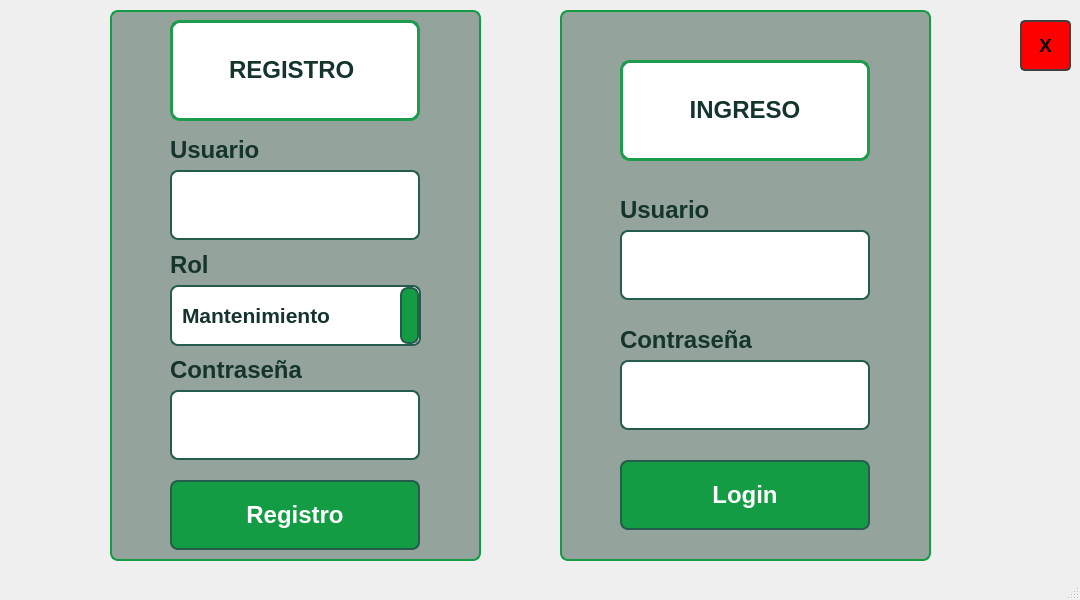
This is mainwindow.ui in WenceslaoFB/InterfazAGV_QT as Qt 5 draws it before an edit. The edited form follows.
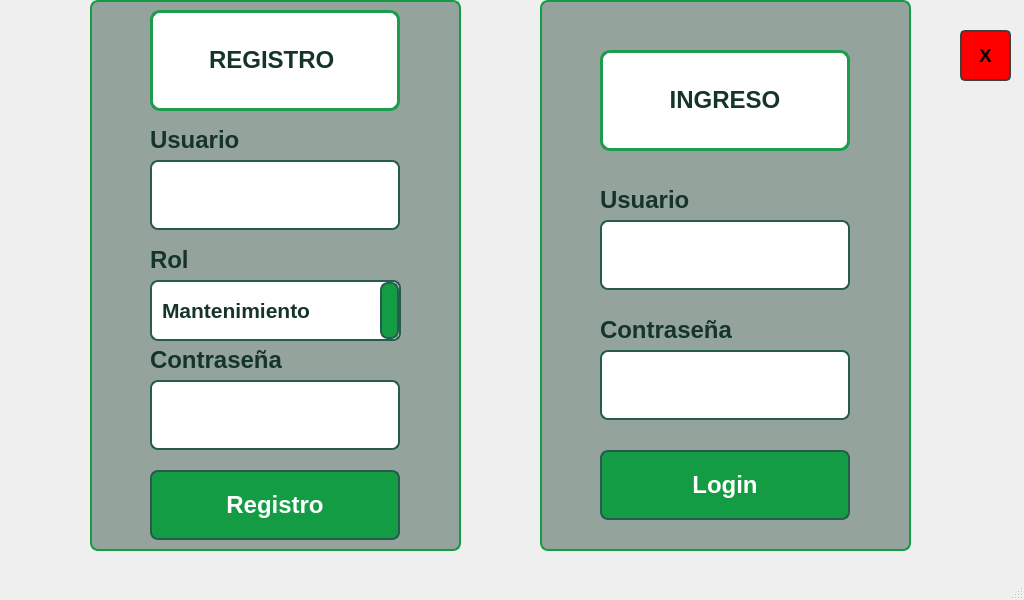
This is the edited form. The open tabs and pages were chosen to show the change.

Commit message: tamaño interfaz arreglado

Diff of the .ui file:
```diff
--- a/mainwindow.ui
+++ b/mainwindow.ui
@@ -6,7 +6,7 @@
    <rect>
     <x>0</x>
     <y>0</y>
-    <width>1080</width>
+    <width>1024</width>
     <height>600</height>
    </rect>
   </property>
@@ -19,7 +19,7 @@
      <rect>
       <x>10</x>
       <y>0</y>
-      <width>1071</width>
+      <width>1020</width>
       <height>571</height>
      </rect>
     </property>
@@ -2918,8 +2918,8 @@
      <widget class="QPushButton" name="back_but_LOGIN">
       <property name="geometry">
        <rect>
-        <x>1010</x>
-        <y>20</y>
+        <x>950</x>
+        <y>30</y>
         <width>51</width>
         <height>51</height>
        </rect>
@@ -2954,8 +2954,8 @@
      <widget class="QPushButton" name="BUT_REG">
       <property name="geometry">
        <rect>
-        <x>160</x>
-        <y>480</y>
+        <x>140</x>
+        <y>470</y>
         <width>250</width>
         <height>70</height>
        </rect>
@@ -2991,8 +2991,8 @@
      <widget class="QLabel" name="label_21">
       <property name="geometry">
        <rect>
-        <x>610</x>
-        <y>60</y>
+        <x>590</x>
+        <y>50</y>
         <width>250</width>
         <height>101</height>
        </rect>
@@ -3038,8 +3038,8 @@
      <widget class="QLineEdit" name="LINE_REG_USER">
       <property name="geometry">
        <rect>
-        <x>160</x>
-        <y>170</y>
+        <x>140</x>
+        <y>160</y>
         <width>250</width>
         <height>70</height>
        </rect>
@@ -3068,8 +3068,8 @@
      <widget class="QLineEdit" name="LINE_REG_CONT">
       <property name="geometry">
        <rect>
-        <x>160</x>
-        <y>390</y>
+        <x>140</x>
+        <y>380</y>
         <width>250</width>
         <height>70</height>
        </rect>
@@ -3101,8 +3101,8 @@
      <widget class="QLineEdit" name="LINE_LOG_CONT">
       <property name="geometry">
        <rect>
-        <x>610</x>
-        <y>360</y>
+        <x>590</x>
+        <y>350</y>
         <width>250</width>
         <height>70</height>
        </rect>
@@ -3134,8 +3134,8 @@
      <widget class="QLabel" name="label_22">
       <property name="geometry">
        <rect>
-        <x>160</x>
-        <y>20</y>
+        <x>140</x>
+        <y>10</y>
         <width>250</width>
         <height>101</height>
        </rect>
@@ -3181,8 +3181,8 @@
      <widget class="QPushButton" name="BUT_LOG">
       <property name="geometry">
        <rect>
-        <x>610</x>
-        <y>460</y>
+        <x>590</x>
+        <y>450</y>
         <width>250</width>
         <height>70</height>
        </rect>
@@ -3218,8 +3218,8 @@
      <widget class="QLineEdit" name="LINE_LOG_USER">
       <property name="geometry">
        <rect>
-        <x>610</x>
-        <y>230</y>
+        <x>590</x>
+        <y>220</y>
         <width>250</width>
         <height>70</height>
        </rect>
@@ -3248,8 +3248,8 @@
      <widget class="QLabel" name="label_23">
       <property name="geometry">
        <rect>
-        <x>160</x>
-        <y>130</y>
+        <x>140</x>
+        <y>120</y>
         <width>191</width>
         <height>41</height>
        </rect>
@@ -3261,8 +3261,8 @@
      <widget class="QLabel" name="label_24">
       <property name="geometry">
        <rect>
-        <x>160</x>
-        <y>350</y>
+        <x>140</x>
+        <y>340</y>
         <width>211</width>
         <height>41</height>
        </rect>
@@ -3274,8 +3274,8 @@
      <widget class="QLabel" name="label_25">
       <property name="geometry">
        <rect>
-        <x>610</x>
-        <y>190</y>
+        <x>590</x>
+        <y>180</y>
         <width>191</width>
         <height>41</height>
        </rect>
@@ -3287,8 +3287,8 @@
      <widget class="QLabel" name="label_26">
       <property name="geometry">
        <rect>
-        <x>610</x>
-        <y>320</y>
+        <x>590</x>
+        <y>310</y>
         <width>211</width>
         <height>41</height>
        </rect>
@@ -3300,8 +3300,8 @@
      <widget class="QLabel" name="label_27">
       <property name="geometry">
        <rect>
-        <x>160</x>
-        <y>245</y>
+        <x>140</x>
+        <y>240</y>
         <width>191</width>
         <height>41</height>
        </rect>
@@ -3313,8 +3313,8 @@
      <widget class="QComboBox" name="comboBox_rol">
       <property name="geometry">
        <rect>
-        <x>160</x>
-        <y>285</y>
+        <x>140</x>
+        <y>280</y>
         <width>251</width>
         <height>61</height>
        </rect>
@@ -3379,8 +3379,8 @@
      <widget class="QFrame" name="frame_4">
       <property name="geometry">
        <rect>
-        <x>100</x>
-        <y>10</y>
+        <x>80</x>
+        <y>0</y>
         <width>371</width>
         <height>551</height>
        </rect>
@@ -3400,8 +3400,8 @@
      <widget class="QFrame" name="frame_5">
       <property name="geometry">
        <rect>
-        <x>550</x>
-        <y>10</y>
+        <x>530</x>
+        <y>0</y>
         <width>371</width>
         <height>551</height>
        </rect>
```
Left out of the diff: 102 changed lines with no effect on the pictures. The commit also changes 1 other file.
